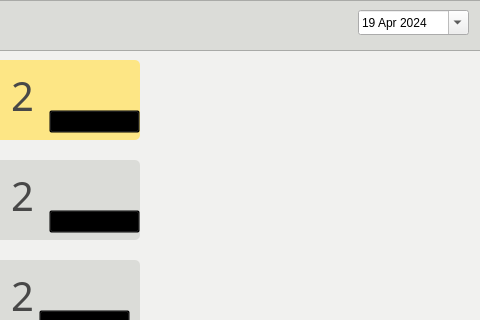
andrecamposdelfino/agenda, file views/formPrincipal.ui: the form before one commit; both pictures show x 141 to 621 and y 0 to 320 of the 621 by 519 pixel window.
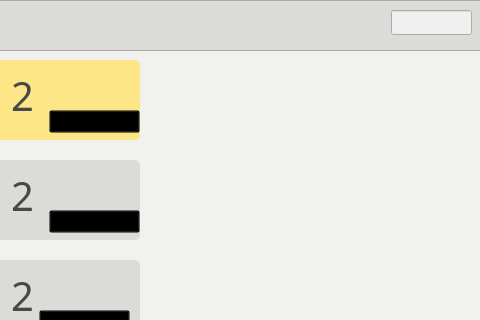
The form after the commit. Icons and pictures are not drawn.

Commit message: Coloquei o tamanho fixo para os formularios e alterei o campo data no form principal

The edit to the form file:
```diff
--- a/views/formPrincipal.ui
+++ b/views/formPrincipal.ui
@@ -65,46 +65,18 @@
       <string>Agenda</string>
      </property>
     </widget>
-    <widget class="QDateEdit" name="txtDt">
+    <widget class="QLineEdit" name="txtDt">
+     <property name="enabled">
+      <bool>false</bool>
+     </property>
      <property name="geometry">
       <rect>
-       <x>499</x>
+       <x>532</x>
        <y>10</y>
-       <width>111</width>
+       <width>81</width>
        <height>25</height>
       </rect>
      </property>
-     <property name="styleSheet">
-      <string notr="true">#txtDt{
-
-}</string>
-     </property>
-     <property name="buttonSymbols">
-      <enum>QAbstractSpinBox::UpDownArrows</enum>
-     </property>
-     <property name="dateTime">
-      <datetime>
-       <hour>0</hour>
-       <minute>0</minute>
-       <second>0</second>
-       <year>2024</year>
-       <month>4</month>
-       <day>19</day>
-      </datetime>
-     </property>
-     <property name="calendarPopup">
-      <bool>true</bool>
-     </property>
-     <property name="timeSpec">
-      <enum>Qt::LocalTime</enum>
-     </property>
-     <property name="date">
-      <date>
-       <year>2024</year>
-       <month>4</month>
-       <day>19</day>
-      </date>
-     </property>
     </widget>
    </widget>
    <widget class="QFrame" name="frameHoje">
```
The commit also changes 2 other files.
